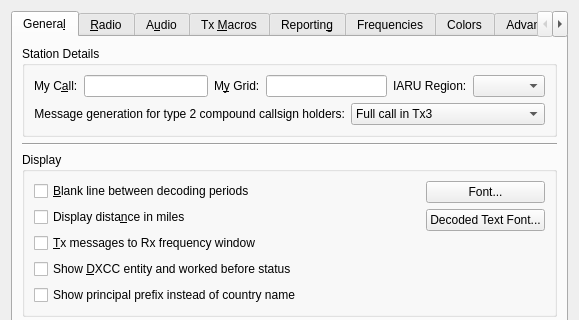
Old version of the form Configuration.ui in the repository saitohirga/WSJT-X; both pictures show x 0 to 579 and y 0 to 320 of the 579 by 581 pixel window.
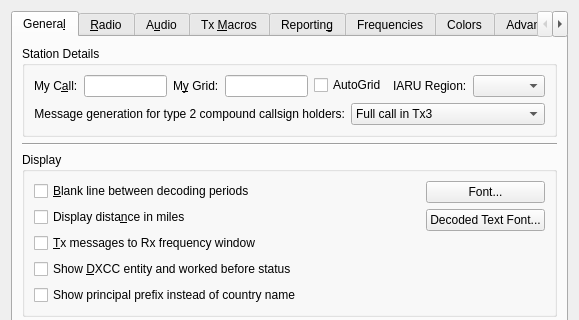
New version of the form.

Diff of the .ui file:
```diff
--- a/Configuration.ui
+++ b/Configuration.ui
@@ -80,6 +80,20 @@
               </item>
              </layout>
             </item>
+            <item>
+            <layout class="QFormLayout" name="formLayout_21">
+             <item row="0" column="0">
+              <widget class="QCheckBox" name="use_dynamic_grid">
+               <property name="toolTip">
+                <string>Check to allow grid changes from external programs</string>
+               </property>
+               <property name="text">
+                <string>AutoGrid</string>
+               </property>
+              </widget>
+             </item>
+            </layout>
+            </item>
             <item>
              <layout class="QFormLayout" name="formLayout_2">
               <item row="0" column="1">
```
Left out of the diff: 7 changed lines with no effect on the pictures.
